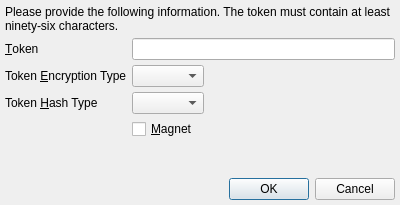
Old version of the form branches/trunk/GoldBug-UI/spot-on-adaptive-echo-prompt.ui in the repository textbrowser/spot-on.
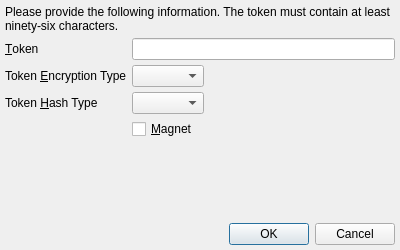
New version of the form. Icons and pictures are not drawn.

```diff
--- a/branches/trunk/GoldBug-UI/spot-on-adaptive-echo-prompt.ui
+++ b/branches/trunk/GoldBug-UI/spot-on-adaptive-echo-prompt.ui
@@ -7,7 +7,7 @@
     <x>0</x>
     <y>0</y>
     <width>400</width>
-    <height>205</height>
+    <height>250</height>
    </rect>
   </property>
   <property name="windowIcon">
```
Left out of the diff: 11 changed lines with no effect on the pictures.
